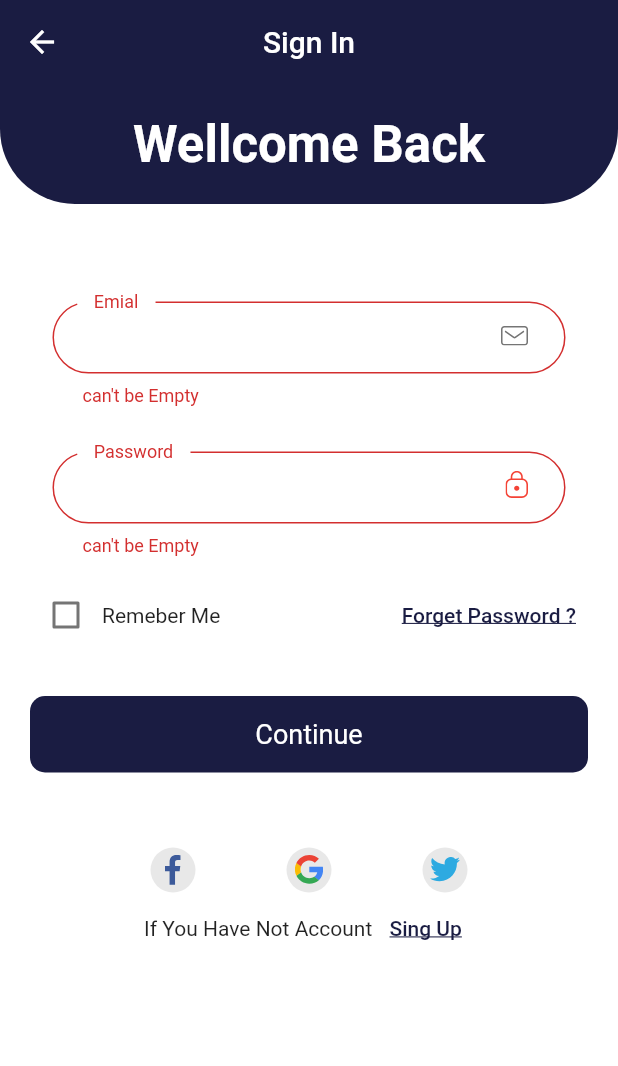
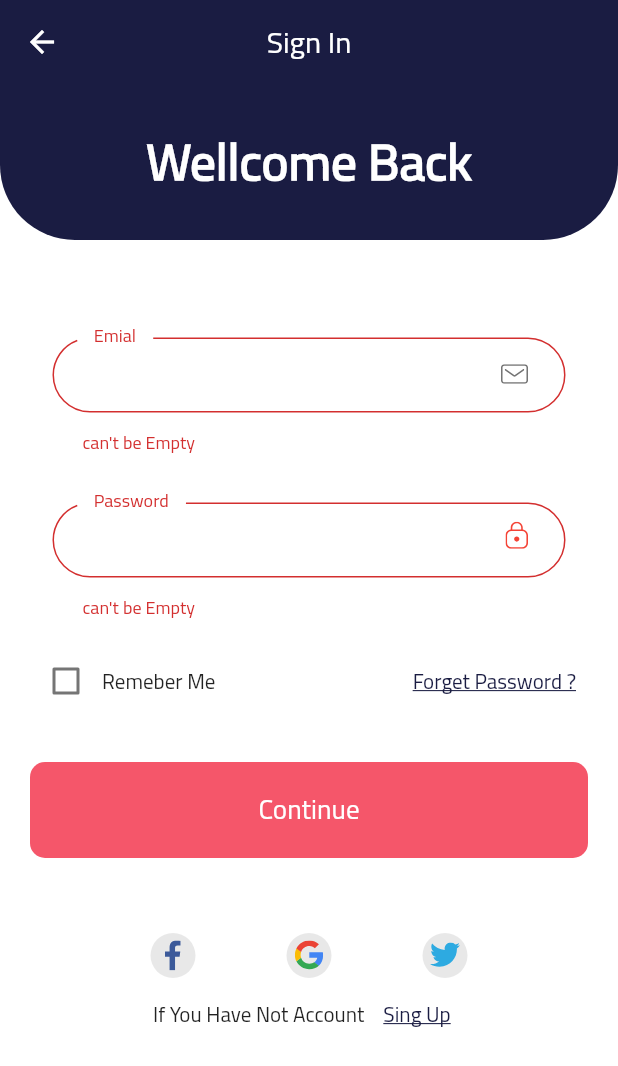
Before and after one commit to jksaWork/Graduation_Project_Flutter, a Flutter app: the Login screen opened by its route, after a tap on "Continue", on a phone screen of 412 x 824 dp. Shown: the top 1066 px of the screen. Run offline on Flutter 3.47's test engine with Material 2 defaults, Android fonts, the phone set to English and light mode, and no system bars; our stand-ins replace dio, figma_squircle, flutter_otp_text_field, flutter_svg, get, get_storage and 2 more; missing offline and left inert: dart:ffi; accounts and stored records are empty.

Commit message:
Add Home Controller With Ciro Font

```diff
--- a/lib/controllers/auth/login_controller.dart
+++ b/lib/controllers/auth/login_controller.dart
@@ -33,8 +33,7 @@ class LoginController extends LoginControllerAbs {
       UserResponse userResponse = UserResponse.fromJson(loginResponse.data);
       user.value = userResponse.user!;
       GetStorage().write("login_token", userResponse.token);
-      // Get.to(Home);
-      Get.toNamed(Home.routeName);
+      Get.offAndToNamed(Home.routeName);
     } else {
       // print('now');
 
--- a/lib/core/Constrant/AppBorderRaduis.dart
+++ b/lib/core/Constrant/AppBorderRaduis.dart
@@ -2,4 +2,5 @@ import 'package:flutter/material.dart';
 
 class AppBorderRaduis {
   static const double size = 90;
+  static const double smallsize = 70;
 }
--- a/lib/core/Constrant/AppSvgImg.dart
+++ b/lib/core/Constrant/AppSvgImg.dart
@@ -64,4 +64,11 @@ class AppSvgImg {
   static SvgPicture securty = SvgPicture.asset(
     'assets/images/scurity.svg',
   );
+
+  static SvgPicture search = SvgPicture.asset(
+    'assets/icons/Search Icon.svg',
+    color: Colors.white,
+    // width: 15,
+    // height: 300,
+  );
 }
--- a/lib/main.dart
+++ b/lib/main.dart
@@ -31,6 +31,7 @@ class MyApp extends StatelessWidget {
       theme: ThemeData(
           fontFamily: 'Cairo',
           primarySwatch: Colors.blue,
+          // theme: ThemeData(fontFamily: 'Cairo'),
           textTheme: TextTheme(
               // titleLarge: TextStyle(color: Colors.white),
               // titleMedium: TextStyle(color: Colors.black),
--- a/lib/views/auth/widgets/contiue_button.dart
+++ b/lib/views/auth/widgets/contiue_button.dart
@@ -13,9 +13,8 @@ class ContinueButton extends StatelessWidget {
           child: Container(
             width: double.infinity,
             decoration: BoxDecoration(
-              borderRadius: BorderRadius.circular(10),
-              color: AppColor.primaryColor,
-            ),
+                borderRadius: BorderRadius.circular(10),
+                color: AppColor.secondColor),
             margin: EdgeInsets.symmetric(vertical: 30),
             padding: EdgeInsets.all(15),
             child: Text(
```
Also changed, not shown: lib/controllers/home_controller.dart (added, +17 -0 lines), lib/views/Custom/custom_app_bar.dart (added, +46 -0 lines), lib/views/Home/Home.dart (+10 -1 lines), lib/views/Home/widgets/AppBarWithOffer.dart (added, +32 -0 lines), lib/views/Home/widgets/service_section.dart (added, +12 -0 lines), pubspec.yaml (+4 -4 lines), assets/fonts/Cairo-Regular.ttf (added).
